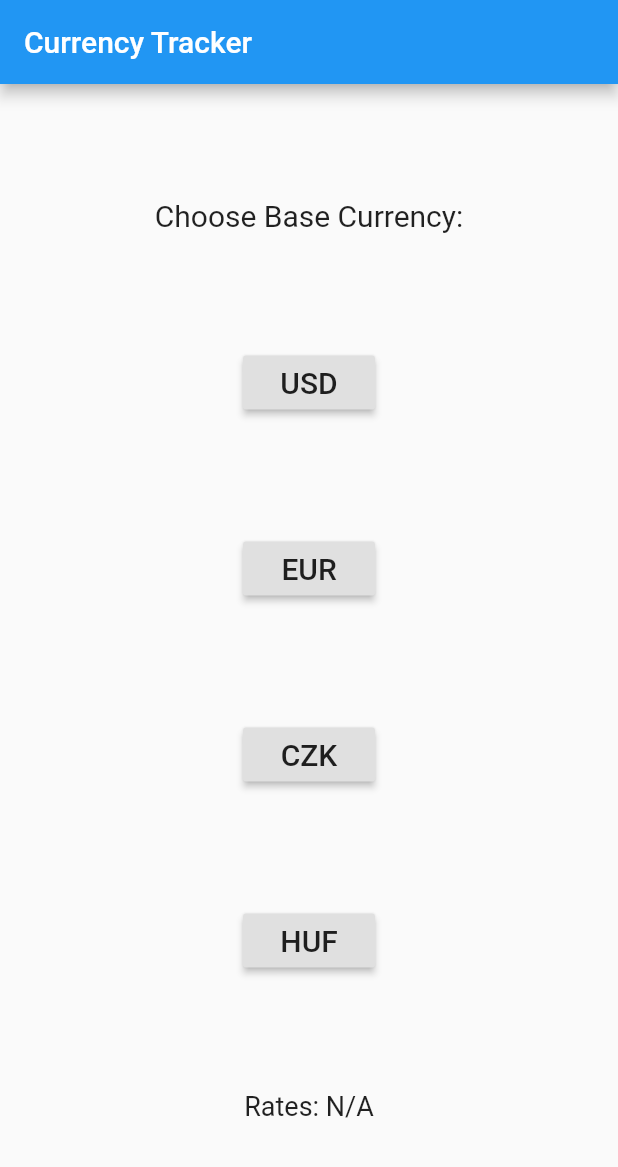
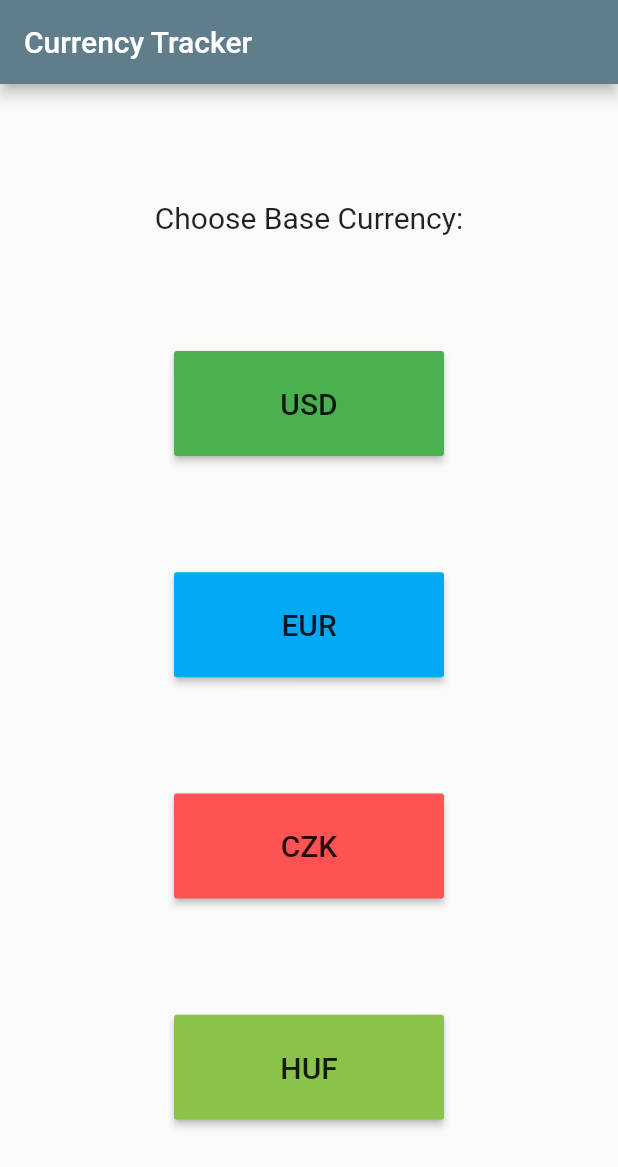
Before and after one commit to thatzenbuhler/Currency-Tracker, a Flutter app: the screen it shows after launch, on a phone screen of 412 x 824 dp. Shown: the top 1167 px of the screen. Run offline on Flutter 3.47's test engine with Material 2 defaults, Android fonts, the phone set to English and light mode, and no system bars; network calls fail.

Commit message:
Design improvements and handling cases

```diff
--- a/lib/main.dart
+++ b/lib/main.dart
@@ -4,6 +4,7 @@ import 'dart:async';
 import 'dart:convert';
 
 import 'package:flutter/material.dart';
+import 'package:flutter/services.dart';
 import 'package:currency_tracker/pages/homepage.dart';
 import 'package:currency_tracker/currencydata.dart';
 import 'package:http/http.dart' as http;
@@ -16,15 +17,18 @@ Future<CurrencyData> fetchPost() async {
   if (response.statusCode == 200) {
     return CurrencyData.fromJson(json.decode(response.body));
   } else {
-    throw Exception("Failed to retrieve exchange rate data.");
+    return CurrencyData(rates: Rates(usd: 1.0, eur: 0.8910, czk: 22.79, huf: 290.34), date: '2019-07-16 (Offline)');
   }
 }
 
 void main() => runApp(MyApp());
-
 class MyApp extends StatelessWidget {
   @override
   Widget build(BuildContext context) {
+    SystemChrome.setPreferredOrientations([
+      DeviceOrientation.portraitUp,
+      DeviceOrientation.portraitDown
+    ]);
     return MaterialApp(
       title: "Currency Tracker",
       home: HomePage(rateData: fetchPost()),
--- a/lib/pages/homepage.dart
+++ b/lib/pages/homepage.dart
@@ -10,24 +10,26 @@ class HomePage extends StatelessWidget {
   @override
   Widget build(BuildContext context) {
     CurrencyData rates;
-    String date;
     this.rateData.then((result) {
       rates = result;
-      date = result.date;
     });
 
     return MaterialApp(
       home: Scaffold(
         appBar: AppBar(
           title: Text('Currency Tracker'),
-          backgroundColor: Colors.blue,
+          backgroundColor: Colors.blueGrey,
         ),
         body: Center(
           child: Column(
             mainAxisAlignment: MainAxisAlignment.spaceEvenly,
             children: <Widget>[
               Text('Choose Base Currency:', style: TextStyle(fontSize: 20)),
-              RaisedButton(
+              ButtonTheme(
+                buttonColor: Colors.green,
+                minWidth: 180,
+                height: 70,
+                child: RaisedButton(
                   child: Text(
                     'USD',
                     style: TextStyle(fontSize: 20),
@@ -41,7 +43,12 @@ class HomePage extends StatelessWidget {
                     );
                   },
                 ),
-              RaisedButton(
+              ),
+              ButtonTheme(
+                buttonColor: Colors.lightBlue,
+                minWidth: 180,
+                height: 70,
+                child: RaisedButton(
                   child: Text(
                     'EUR',
                     style: TextStyle(fontSize: 20),
@@ -55,7 +62,12 @@ class HomePage extends StatelessWidget {
                     );
                   },
                 ),
-              RaisedButton(
+              ),
+              ButtonTheme(
+                buttonColor: Colors.redAccent,
+                minWidth: 180,
+                height: 70,
+                child: RaisedButton(
                   child: Text(
                     'CZK',
                     style: TextStyle(fontSize: 20),
@@ -69,7 +81,12 @@ class HomePage extends StatelessWidget {
                     );
                   },
                 ),
-              RaisedButton(
+              ),
+              ButtonTheme(
+                buttonColor: Colors.lightGreen,
+                minWidth: 180,
+                height: 70,
+                child: RaisedButton(
                   child: Text(
                     'HUF',
                     style: TextStyle(fontSize: 20),
@@ -83,8 +100,7 @@ class HomePage extends StatelessWidget {
                     );
                   },
                 ),
-              Text('Rates: ${(date != null) ? date : "N/A"}',
-                  style: TextStyle(fontSize: 18)),
+              ),
             ],
           ),
         ),
--- a/pubspec.yaml
+++ b/pubspec.yaml
@@ -28,6 +28,12 @@ dependencies:
 dev_dependencies:
   flutter_test:
     sdk: flutter
+  flutter_launcher_icons: "^0.7.2"
+
+flutter_icons:
+  android: "launcher_icon"
+  ios: true
+  image_path: "assets/icon/icon.png"
 
 
 # For information on the generic Dart part of this file, see the
```
Also changed, not shown: lib/pages/conversions.dart (+19 -7 lines), lib/assets/icon/icon.png (added), pubspec.lock. Lines whose indentation alone changed are shown as unchanged.
